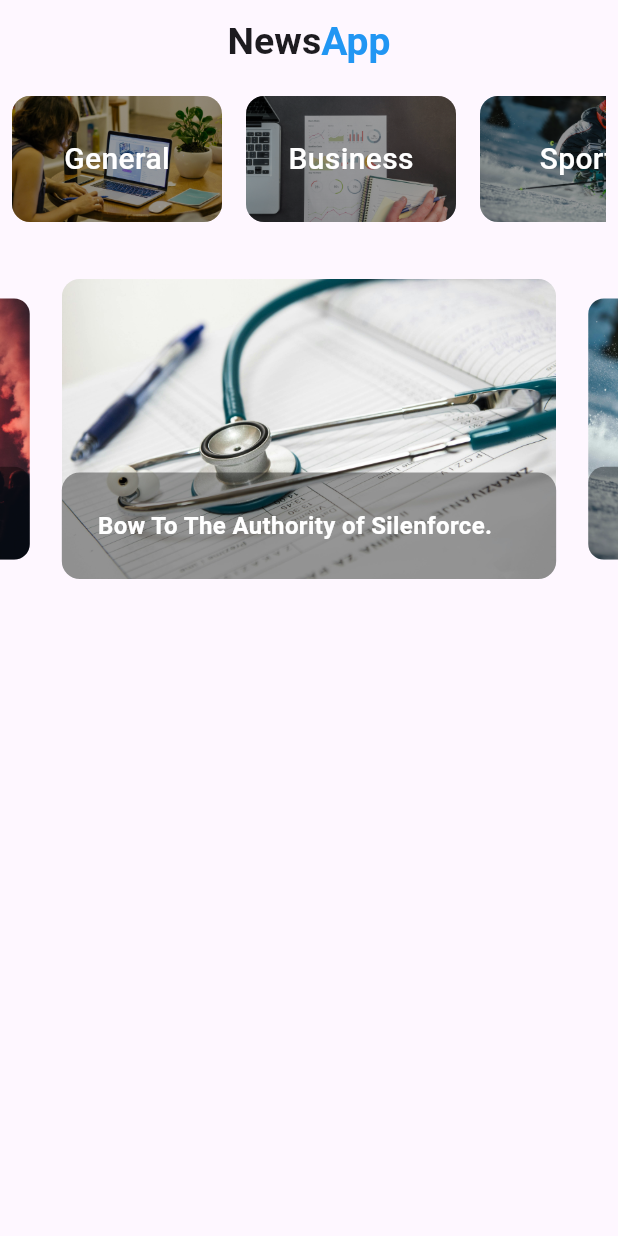
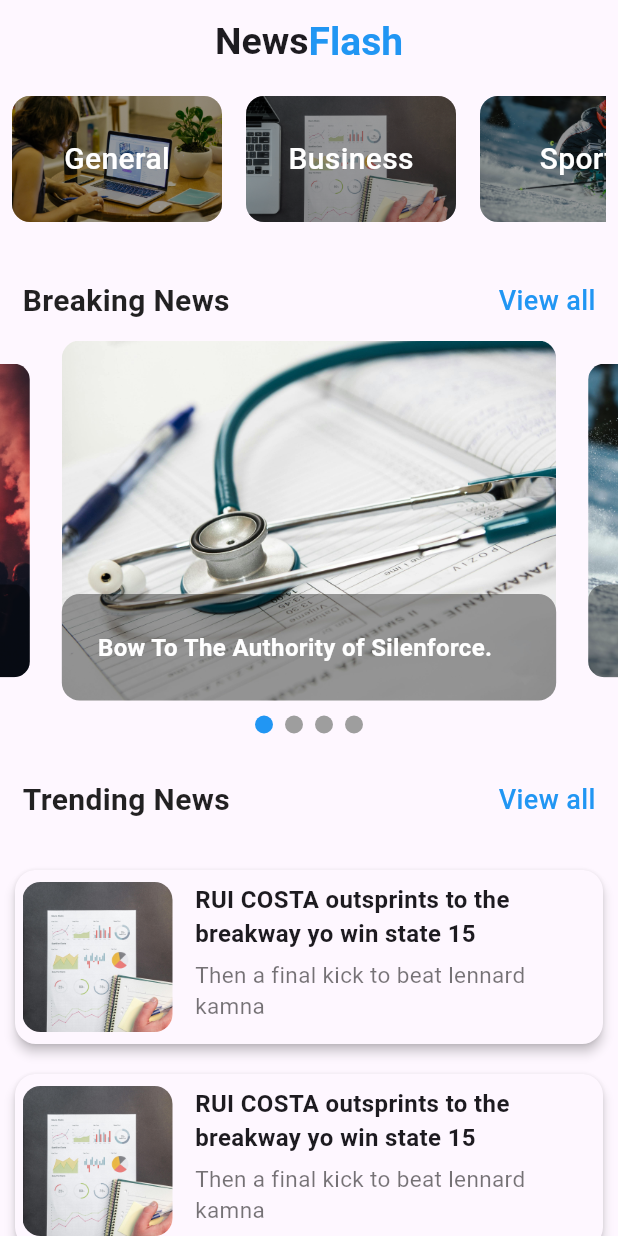
Before and after one commit to romanhumagain/Flutter-News-App, a Flutter app: the screen it shows after launch, on a phone screen of 412 x 824 dp. Run offline on Flutter 3.47's test engine with Material 3 defaults, Android fonts, the phone set to English and light mode, and no system bars; drawn by our look-alikes of carousel_slider, smooth_page_indicator; our stand-ins replace loading_animation_widget.

Commit message:
trending news UI

```diff
--- /dev/null
+++ b/lib/components/carousel_slider.dart
@@ -0,0 +1,46 @@
+import 'package:flutter/material.dart';
+
+class ImageCarouselSlider extends StatelessWidget {
+  String image;
+  int index;
+  String name;
+
+  ImageCarouselSlider({super.key, required this.image, required this.index, required this.name});
+
+  @override
+  Widget build(BuildContext context) {
+    return Container(
+      child: Stack(children: [
+        ClipRRect(
+          borderRadius: BorderRadius.circular(12),
+          child: Image.asset(
+            image,
+            fit: BoxFit.cover,
+            height: 240,
+            width: MediaQuery.of(context).size.width,
+          ),
+        ),
+        Positioned(
+          bottom: 0,
+          right: 0,
+          left: 0,
+          child: Container(
+            width: MediaQuery.of(context).size.width,
+            padding: EdgeInsets.all(24),
+            decoration: BoxDecoration(
+              color: Colors.black38,
+              borderRadius: BorderRadius.circular(12),
+            ),
+            child: Text(
+              name,
+              style: TextStyle(
+                  color: Colors.white,
+                  fontWeight: FontWeight.w600,
+                  fontSize: 16),
+            ),
+          ),
+        )
+      ]),
+    );
+  }
+}
--- /dev/null
+++ b/lib/components/smooth_slider.dart
@@ -0,0 +1,17 @@
+import 'package:flutter/material.dart';
+import 'package:smooth_page_indicator/smooth_page_indicator.dart';
+
+class SmoothSlider extends StatelessWidget {
+  int activeIndex;
+  int count;
+  SmoothSlider({super.key, required this.activeIndex, required this.count});
+
+  @override
+  Widget build(BuildContext context) {
+    return AnimatedSmoothIndicator(activeIndex: activeIndex, count: count, effect:SlideEffect(
+      activeDotColor: Colors.blue,
+      dotWidth: 12,
+      dotHeight: 12,
+    ) ,);
+  }
+}
--- /dev/null
+++ b/lib/components/trending_news.dart
@@ -0,0 +1,66 @@
+import 'package:flutter/material.dart';
+
+class TrendingNews extends StatelessWidget {
+  const TrendingNews({super.key});
+
+  @override
+  Widget build(BuildContext context) {
+    return Padding(
+      padding: const EdgeInsets.all(10.0),
+      child: Material(
+        elevation: 3,
+        borderRadius: BorderRadius.circular(14),
+        child: Padding(
+          padding: const EdgeInsets.symmetric(vertical: 8.0, horizontal: 5),
+          child: Row(
+            crossAxisAlignment: CrossAxisAlignment.start,
+            children: [
+              Container(
+                child: ClipRRect(
+                    borderRadius: BorderRadius.circular(12),
+                    child: Image.asset(
+                      'assets/images/business.jpg',
+                      height: 100,
+                      width: 100,
+                      fit: BoxFit.cover,
+                    )),
+              ),
+              SizedBox(
+                width: 15,
+              ),
+              Expanded(
+                child: Container(
+                  width: MediaQuery.of(context).size.width / 1.7,
+                  child: Column(
+                    crossAxisAlignment: CrossAxisAlignment.start,
+                    children: const [
+                      Text(
+                        "RUI COSTA outsprints to the breakway yo win state 15",
+                        style: TextStyle(
+                            fontWeight: FontWeight.w600, fontSize: 16),
+                        maxLines: 3,
+                        overflow: TextOverflow.ellipsis,
+                      ),
+                      SizedBox(
+                        height: 5,
+                      ),
+                      Text(
+                        "Then a final kick to beat lennard kamna",
+                        style: TextStyle(
+                            fontWeight: FontWeight.w400,
+                            fontSize: 15,
+                            color: Colors.black54),
+                        maxLines: 3,
+                        overflow: TextOverflow.ellipsis,
+                      )
+                    ],
+                  ),
+                ),
+              )
+            ],
+          ),
+        ),
+      ),
+    );
+  }
+}
--- a/lib/main.dart
+++ b/lib/main.dart
@@ -1,5 +1,6 @@
 import 'package:flutter/material.dart';
 import 'package:news_app/pages/home.dart';
+import 'package:news_app/pages/splash_screen.dart';
 
 void main() {
   runApp(const MyApp());
@@ -13,7 +14,9 @@ class MyApp extends StatelessWidget {
   Widget build(BuildContext context) {
     return MaterialApp(
       debugShowCheckedModeBanner: false,
-      home: Home(),
+      // home: Home(),
+      home: SplashScreen(),
+
 
     );
   }
--- a/lib/pages/home.dart
+++ b/lib/pages/home.dart
@@ -1,6 +1,9 @@
 import 'package:carousel_slider/carousel_slider.dart';
 import 'package:flutter/material.dart';
+import 'package:news_app/components/carousel_slider.dart';
 import 'package:news_app/components/category_tile.dart';
+import 'package:news_app/components/smooth_slider.dart';
+import 'package:news_app/components/trending_news.dart';
 import 'package:news_app/models/category_model.dart';
 import 'package:news_app/models/slider_model.dart';
 import 'package:news_app/services/category_data.dart';
@@ -16,6 +19,7 @@ class Home extends StatefulWidget {
 class _HomeState extends State<Home> {
   List<CategoryModel> categories = [];
   List<SliderModel> sliders = [];
+  int activeIndex = 0;
 
   @override
   void initState() {
@@ -37,7 +41,7 @@ class _HomeState extends State<Home> {
                 style: TextStyle(fontWeight: FontWeight.w600, fontSize: 25),
               ),
               Text(
-                "App",
+                "Flash",
                 style: TextStyle(
                     fontWeight: FontWeight.bold,
                     fontSize: 26,
@@ -46,7 +50,9 @@ class _HomeState extends State<Home> {
             ],
           ),
         ),
-        body: Container(
+        body: SingleChildScrollView(
+          scrollDirection: Axis.vertical,
+          child: Container(
             child: Column(
               children: [
                 Container(
@@ -65,51 +71,95 @@ class _HomeState extends State<Home> {
                 SizedBox(
                   height: 30,
                 ),
+                Padding(
+                  padding: const EdgeInsets.only(
+                      right: 15.0, left: 15.0, bottom: 12),
+                  child: Row(
+                    mainAxisAlignment: MainAxisAlignment.spaceBetween,
+                    children: const [
+                      Text(
+                        "Breaking News",
+                        style: TextStyle(
+                            fontWeight: FontWeight.bold,
+                            fontSize: 20,
+                            color: Colors.black87),
+                      ),
+                      Text(
+                        "View all",
+                        style: TextStyle(
+                            fontWeight: FontWeight.w500,
+                            fontSize: 18,
+                            color: Colors.blue),
+                      )
+                    ],
+                  ),
+                ),
                 CarouselSlider.builder(
                     itemCount: sliders.length,
                     itemBuilder: (context, index, realIndex) {
                       String? image_name = sliders[index].image;
                       String? name = sliders[index].name;
-
-                    return buildImage(image_name!, index, name!);
+                      return ImageCarouselSlider(
+                          image: image_name!, index: index, name: name!);
                     },
                     options: CarouselOptions(
-                      height: 200,
+                        height: 240,
 
                         // viewportFraction: 1,
                         enlargeCenterPage: true,
-                      autoPlay: true))
+                        autoPlay: true,
+                        autoPlayInterval: Duration(seconds: 2),
+                        autoPlayAnimationDuration: Duration(milliseconds: 800),
+                        onPageChanged: (index, reason) {
+                          setState(() {
+                            activeIndex = index;
+                          });
+                        })),
+                SizedBox(
+                  height: 10,
+                ),
+                SmoothSlider(activeIndex: activeIndex, count: sliders.length),
+                SizedBox(
+                  height: 20,
+                ),
+                Padding(
+                  padding: EdgeInsets.only(
+                      right: 15.0, left: 15.0, bottom: 12, top: 10),
+                  child: Row(
+                    mainAxisAlignment: MainAxisAlignment.spaceBetween,
+                    children: const [
+                      Text(
+                        "Trending News",
+                        style: TextStyle(
+                            fontWeight: FontWeight.bold,
+                            fontSize: 20,
+                            color: Colors.black87),
+                      ),
+                      Text(
+                        "View all",
+                        style: TextStyle(
+                            fontWeight: FontWeight.w500,
+                            fontSize: 18,
+                            color: Colors.blue),
+                      )
                     ],
+                  ),
+                ),
+                SizedBox(
+                  height: 10,
+                ),
+                Column(
+                  children: const [
+                    TrendingNews(),
+                    TrendingNews(),
+                    TrendingNews(),
+                    TrendingNews(),
+                    TrendingNews(),
+                  ],
+                )
+              ],
+            ),
           ),
         ));
   }
-
-  Widget buildImage(String image, int index, String name) => Container(
-        child: Stack(children: [
-          ClipRRect(
-            borderRadius: BorderRadius.circular(12),
-            child: Image.asset(
-              image,
-              fit: BoxFit.cover,
-              width: MediaQuery.of(context).size.width,
-            ),
-          ),
-          Align(
-            alignment: Alignment.bottomCenter,
-            child: Container(
-              width: MediaQuery.of(context).size.width,
-              padding: EdgeInsets.all(24),
-              decoration: BoxDecoration(
-                color: Colors.black38,
-                borderRadius: BorderRadius.circular(12),
-              ),
-              child: Text(
-                name,
-                style:
-                    TextStyle(color: Colors.white, fontWeight: FontWeight.w600, fontSize: 16),
-              ),
-            ),
-          )
-        ]),
-      );
 }
--- /dev/null
+++ b/lib/pages/splash_screen.dart
@@ -0,0 +1,73 @@
+import 'package:flutter/material.dart';
+import 'package:loading_animation_widget/loading_animation_widget.dart';
+import 'package:news_app/pages/home.dart';
+
+class SplashScreen extends StatefulWidget {
+  const SplashScreen({super.key});
+
+  @override
+  State<SplashScreen> createState() => _SplashScreenState();
+}
+
+class _SplashScreenState extends State<SplashScreen> {
+  @override
+  void initState() {
+    super.initState();
+    Future.delayed(Duration(seconds: 5), () {
+      Navigator.pushReplacement(
+        context,
+        MaterialPageRoute(builder: (context) => Home()), // Correct widget navigation
+      );
+    });
+  }
+
+  @override
+  Widget build(BuildContext context) {
+    return Scaffold(
+      body: Container(
+        height: double.infinity,
+        width: double.infinity,
+        color: Colors.grey.shade100,
+        child: Stack(children: [
+          Center(
+            child: Column(
+              mainAxisAlignment: MainAxisAlignment.center,
+              children: const [
+                Row(
+                  mainAxisAlignment: MainAxisAlignment.center,
+                  children: [
+                    Text(
+                      "News",
+                      style:
+                          TextStyle(fontWeight: FontWeight.w600, fontSize: 35),
+                    ),
+                    Text(
+                      "Flash",
+                      style: TextStyle(
+                          fontWeight: FontWeight.bold,
+                          fontSize: 37,
+                          color: Colors.blue),
+                    )
+                  ],
+                ),
+                Text(
+                  "Latest News at Your Fingertips.",
+                  style: TextStyle(color: Colors.black54, fontSize: 12),
+                ),
+              ],
+            ),
+          ),
+          Positioned(
+            bottom: 100,
+            right: 0,
+            left: 0,
+            child: LoadingAnimationWidget.fourRotatingDots(
+              color: Colors.blue, // Adjust color as needed
+              size: 50, // Adjust size to a reasonable value (e.g., 50-100)
+            ),
+          )
+        ]),
+      ),
+    );
+  }
+}
--- a/pubspec.yaml
+++ b/pubspec.yaml
@@ -31,6 +31,8 @@ dependencies:
   flutter:
     sdk: flutter
   carousel_slider: ^5.0.0
+  smooth_page_indicator: ^1.2.0+3
+  loading_animation_widget: ^1.3.0
 
 
   # The following adds the Cupertino Icons font to your application.
```
Also changed, not shown: pubspec.lock. Lines whose indentation alone changed are shown as unchanged.
